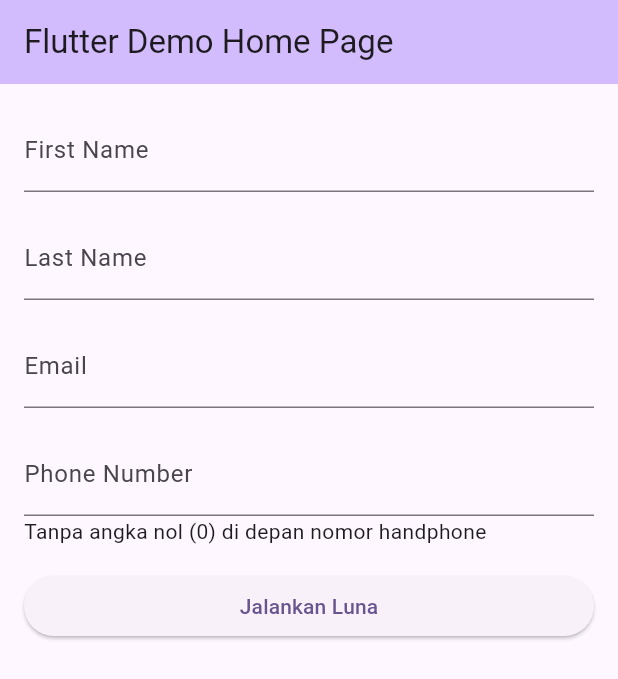
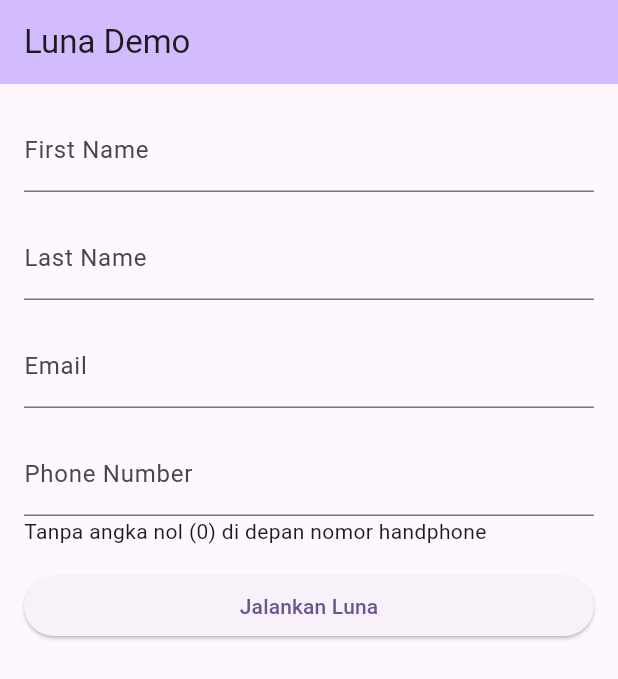
Before and after one commit to bagassfn/lunapos-demo-sdk, a Flutter app: the screen it shows after launch, on a phone screen of 412 x 824 dp. Shown: the top 679 px of the screen. Run offline on Flutter 3.47's test engine with Material 3 defaults, Android fonts, the phone set to English and light mode, and no system bars; our stand-ins replace fluttertoast.

```diff
--- a/lib/main.dart
+++ b/lib/main.dart
@@ -18,7 +18,7 @@ class MyApp extends StatelessWidget {
         colorScheme: ColorScheme.fromSeed(seedColor: Colors.deepPurple),
         useMaterial3: true,
       ),
-      home: const MyHomePage(title: 'Flutter Demo Home Page'),
+      home: const MyHomePage(title: 'Luna Demo'),
     );
   }
 }
```
Also changed, not shown: 5 other files.
